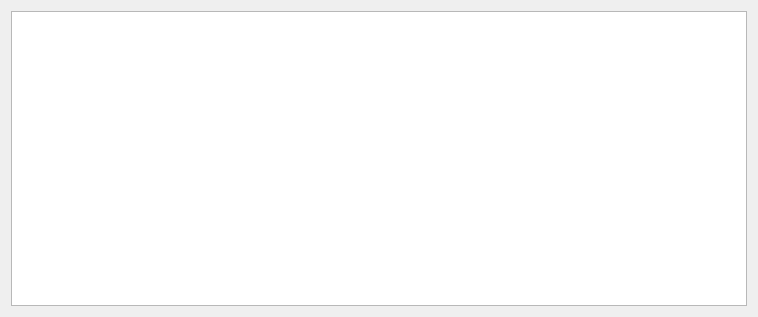
This is main.ui in Trrent/barista as Qt 5 draws it before an edit. The edited form follows.
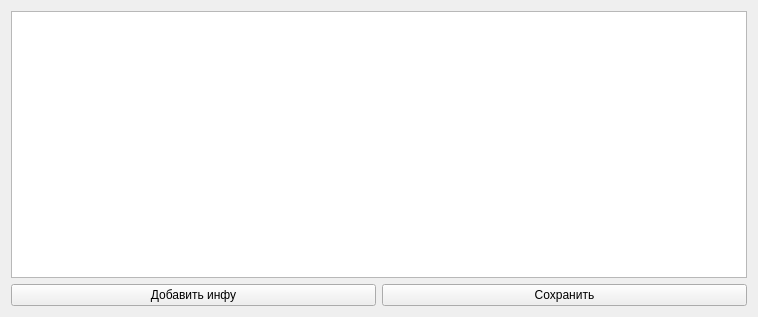
This is the edited form.

```diff
--- a/main.ui
+++ b/main.ui
@@ -19,6 +19,24 @@
      <item>
       <widget class="QTableWidget" name="table"/>
      </item>
+     <item>
+      <layout class="QGridLayout" name="gridLayout">
+       <item row="0" column="0">
+        <widget class="QPushButton" name="addButton">
+         <property name="text">
+          <string>Добавить инфу</string>
+         </property>
+        </widget>
+       </item>
+       <item row="0" column="1">
+        <widget class="QPushButton" name="saveButton">
+         <property name="text">
+          <string>Сохранить</string>
+         </property>
+        </widget>
+       </item>
+      </layout>
+     </item>
     </layout>
    </item>
   </layout>
```
